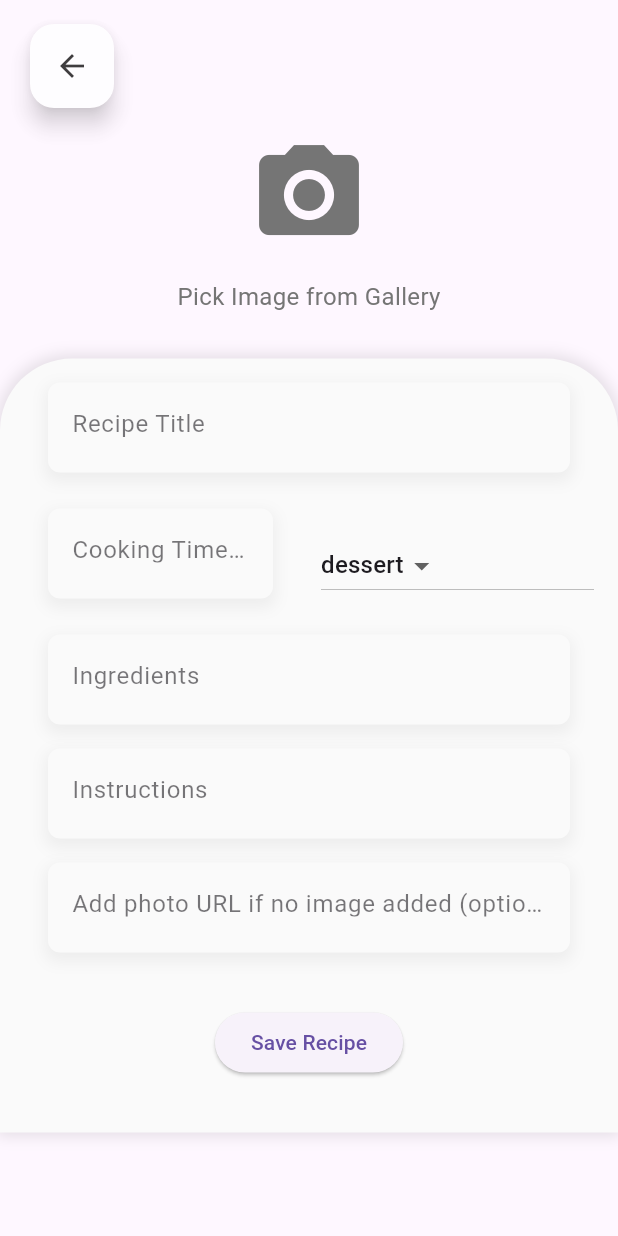
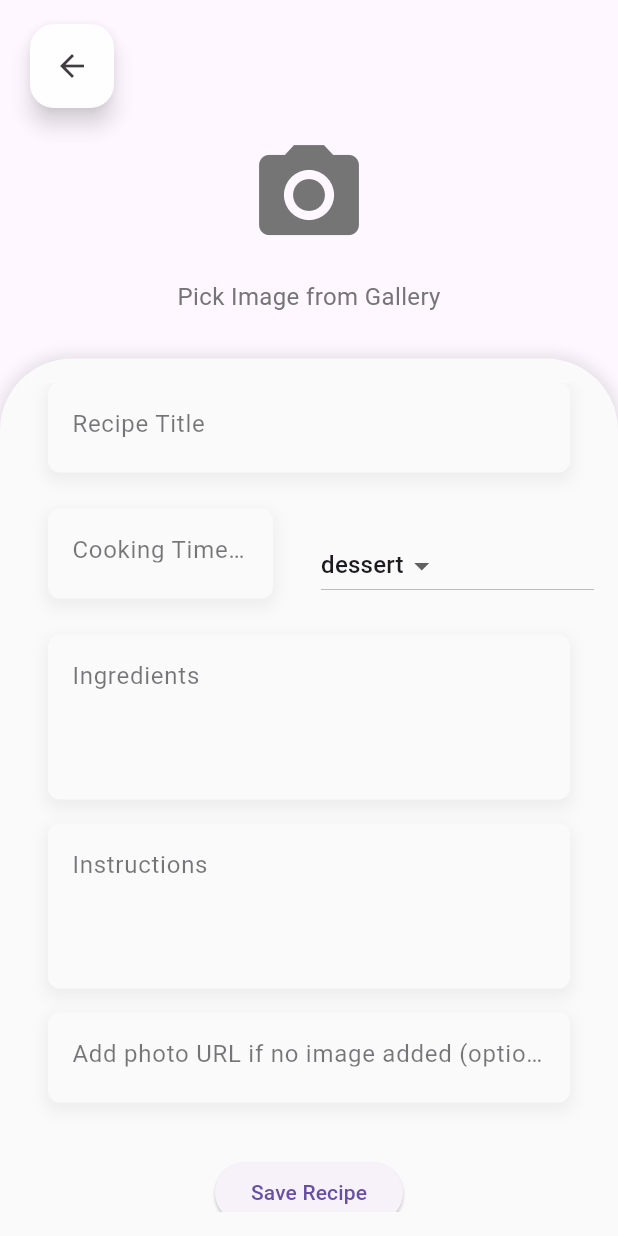
Before and after one commit to BerglindBKK/recipeapp, a Flutter app: the screen it shows after launch, scrolled down 45 dp, after a tap on the "add" icon, on a phone screen of 412 x 824 dp. Run offline on Flutter 3.47's test engine with Material 3 defaults, Android fonts, the light colour scheme and no system bars; our stand-ins replace image_picker, permission_handler.

Commit message:
Update add_recipes_screen.dart

```diff
--- a/lib/recipe_app/screens/add_recipes_screen.dart
+++ b/lib/recipe_app/screens/add_recipes_screen.dart
@@ -33,6 +33,10 @@ class _AddRecipesState extends State<AddRecipesScreen> {
 
   File? _pickedImage;  // Variable to hold the picked image file
   final ImagePicker _picker = ImagePicker();  // Create an instance of ImagePicker
+
+  // Hover colors for the camera icon and text
+  Color _cameraIconColor = Colors.grey[600]!;
+  Color _textColor = Colors.grey[600]!;
 
   // Function to handle submitting the recipe data
   void _submitRecipeData() {
@@ -150,16 +154,25 @@ class _AddRecipesState extends State<AddRecipesScreen> {
           )
               : Column(
             children: [
-              // Adjust the padding of the camera icon and text
               const SizedBox(height: 90),
               GestureDetector(
                 onTap: _pickImage,  // Trigger image picker on tap
                 child: MouseRegion(
-                  onEnter: (_) => setState(() {}),
-                  onExit: (_) => setState(() {}),
+                  onEnter: (_) {
+                    setState(() {
+                      _cameraIconColor = Colors.purple; // Change icon color to purple
+                      _textColor = Colors.purple; // Change text color to purple
+                    });
+                  },
+                  onExit: (_) {
+                    setState(() {
+                      _cameraIconColor = Colors.grey[600]!; // Reset icon color
+                      _textColor = Colors.grey[600]!; // Reset text color
+                    });
+                  },
                   child: Icon(
                     Icons.camera_alt,
-                    color: Colors.grey[600],
+                    color: _cameraIconColor,
                     size: 80,
                   ),
                 ),
@@ -169,7 +182,7 @@ class _AddRecipesState extends State<AddRecipesScreen> {
                 'Pick Image from Gallery',
                 style: TextStyle(
                   fontSize: 16,
-                  color: Colors.grey[600],
+                  color: _textColor, // Set the color to purple on hover
                 ),
               ),
               const SizedBox(height: 30),
@@ -177,8 +190,7 @@ class _AddRecipesState extends State<AddRecipesScreen> {
           ),
 
           // Recipe Form Section (below the photo)
-          Padding(
-            padding: const EdgeInsets.only(top: 0),  // Adjust top padding if necessary
+          Expanded(  // Use Expanded to make the form container take remaining space
             child: Container(
               padding: const EdgeInsets.all(16),
               decoration: BoxDecoration(
@@ -249,12 +261,14 @@ class _AddRecipesState extends State<AddRecipesScreen> {
                     CustomInputContainer(
                       labelText: 'Ingredients',
                       controller: _ingredientsController,
+                      height: 110,
                     ),
 
                     // Instructions input field
                     CustomInputContainer(
                       labelText: 'Instructions',
                       controller: _instructionsController,
+                      height: 110,
                     ),
 
                     // Photo URL input field
```
